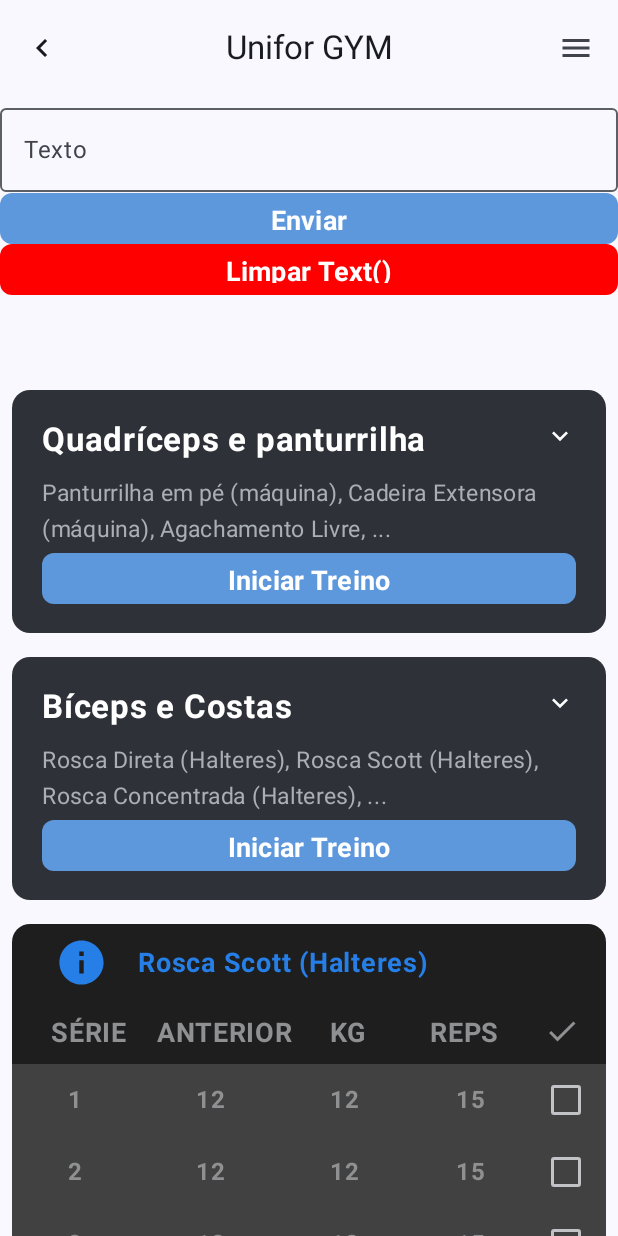
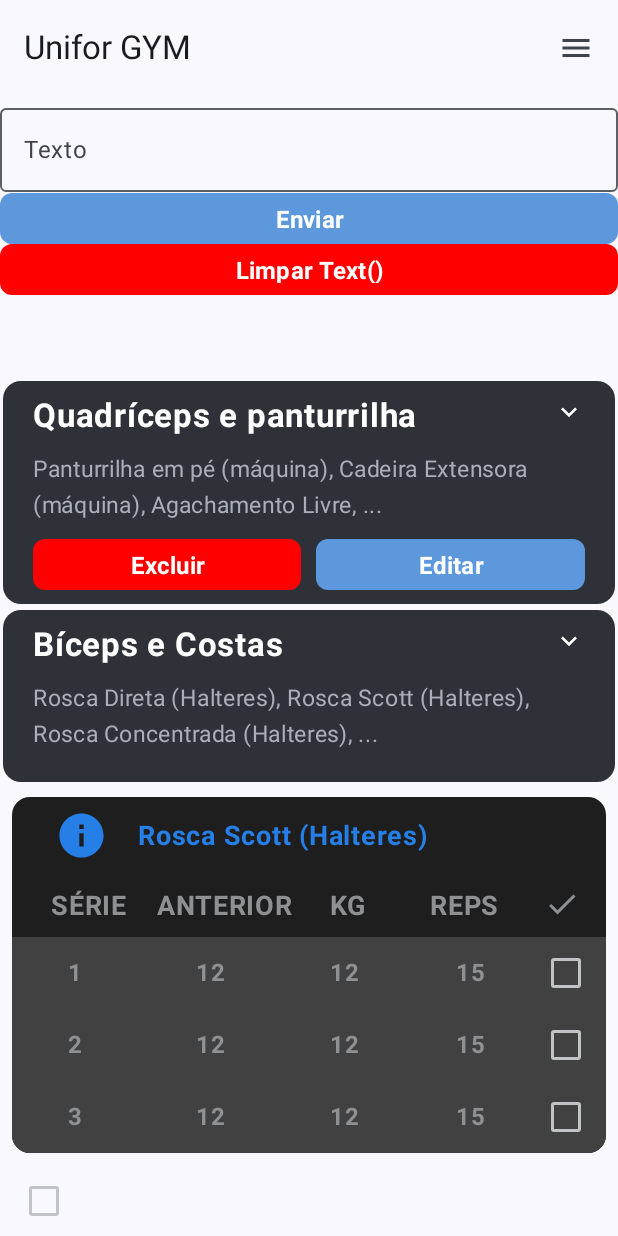
Before and after one commit to ensinho/devMobile-gym, an Android app built with Jetpack Compose: the screen it shows after launch (MainActivity), on a phone screen of 412 x 824 dp. Run offline under Robolectric (Android 15) with nearby library versions, the phone set to English and light mode, and no system bars.

Commit message:
Style: Altera o custombutton e o customcard para que fique adaptavel para o user com permissao

```diff
--- a/app/src/main/java/com/example/devmobile_gym/MainActivity.kt
+++ b/app/src/main/java/com/example/devmobile_gym/MainActivity.kt
@@ -65,7 +65,7 @@ class MainActivity : ComponentActivity() {
                         title = "Unifor GYM",
                         onBackClick = { /* PASSAR A FUNCAO COM A ROTA DA PAG */ },
                         onMenuClick = { /* PASSAR A FUNCAO COM A ROTA DA PAG */ },
-                        needToGoBack = true,
+                        needToGoBack = false,
 
 
                     ) { innerModifier ->
@@ -75,13 +75,13 @@ class MainActivity : ComponentActivity() {
                                 .verticalScroll(scrollState)){
 
                             CustomTextField(label = "Texto", value = text, onValueChange = { text = it })
-                            CustomButton("Enviar", onClick = {
+                            CustomButton(text ="Enviar", onClick = {
                                 if (text.isNotEmpty()) {
                                     displayText = text
                                     text = ""
                                 }
                             })
-                            CustomButton("Limpar Text()", onClick = {
+                            CustomButton(text ="Limpar Text()", onClick = {
                                 displayText = ""
                             }, backgroundColor = Color.Red)
                             Spacer(modifier = Modifier.height(16.dp))
@@ -91,8 +91,9 @@ class MainActivity : ComponentActivity() {
                                 Text("Você digitou: $displayText")
                             }
                             Spacer(modifier = Modifier.height(16.dp))
-                            CustomCard("Quadríceps e panturrilha", listOf("Panturrilha em pé (máquina)", "Cadeira Extensora (máquina)", "Agachamento Livre", "Exercício 4", "Exercício 5", "Exercício 6"), "Iniciar Treino", {})
-                            CustomCard("Bíceps e Costas", listOf("Rosca Direta (Halteres)", "Rosca Scott (Halteres)", "Rosca Concentrada (Halteres)", "Exercício 4", "Exercício 5", "Exercício 6"), "Iniciar Treino", {})
+                            CustomCard(isAdm = true, treino ="Quadríceps e panturrilha", description = listOf("Panturrilha em pé (máquina)", "Cadeira Extensora (máquina)", "Agachamento Livre", "Exercício 4", "Exercício 5", "Exercício 6"), buttonText ="Iniciar Treino", onButtonClick ={})
+                            CustomCard(needButton = false, treino ="Bíceps e Costas", description = listOf("Rosca Direta (Halteres)", "Rosca Scott (Halteres)", "Rosca Concentrada (Halteres)", "Exercício 4", "Exercício 5", "Exercício 6"), buttonText ="Iniciar Treino", onButtonClick ={})
+
 
                             ExerciseCard("Rosca Scott (Halteres)", 3, 12, 15)
                             CustomCheckbox(checked = isChecked, onCheckedChange = { isChecked = it })
--- a/app/src/main/java/com/example/devmobile_gym/ui/theme/components/CustomButton.kt
+++ b/app/src/main/java/com/example/devmobile_gym/ui/theme/components/CustomButton.kt
@@ -2,41 +2,54 @@ package com.example.components.ui.theme.components
 
 import androidx.compose.foundation.layout.fillMaxWidth
 import androidx.compose.foundation.layout.height
+import androidx.compose.foundation.layout.padding
 import androidx.compose.foundation.shape.RoundedCornerShape
 import androidx.compose.material3.*
 import androidx.compose.runtime.Composable
 import androidx.compose.ui.Modifier
 import androidx.compose.ui.graphics.Color
 import androidx.compose.ui.text.font.FontWeight
+import androidx.compose.ui.text.style.TextAlign
 import androidx.compose.ui.tooling.preview.Preview
 import androidx.compose.ui.unit.dp
 import androidx.compose.ui.unit.sp
 
+
+
 @Composable
 fun CustomButton(
+    modifier: Modifier = Modifier,
     text: String,
     onClick: () -> Unit,
-    backgroundColor: Color = Color(0xFF5D98DD)
+    backgroundColor: Color = Color(0xFF5D98DD),
+    fillWidth: Boolean = true
 ) {
-     Button(
+    val buttonModifier = Modifier
+        .height(34.dp)
+        .padding(0.dp)
+        .then(if (fillWidth) Modifier.fillMaxWidth() else modifier)
+
+    Button(
         onClick = onClick,
         colors = ButtonDefaults.buttonColors(containerColor = backgroundColor),
-        shape = RoundedCornerShape(8.dp), // Bordas arredondadas
-        modifier = Modifier.fillMaxWidth().height(34.dp)
+        shape = RoundedCornerShape(8.dp),
+        modifier = buttonModifier
     ) {
         Text(
             text = text,
+            textAlign = TextAlign.Center,
             color = Color.White,
             fontWeight = FontWeight.Bold,
-            fontSize = 18.sp
+            fontSize = 16.sp
         )
     }
 }
 
+
 @Preview(showBackground = true)
 @Composable
 fun PreviewCustomButton() {
-    CustomButton(text = "Registrar", onClick = {
+    CustomButton( text = "Registrar", onClick = {
         // Lógica para o clique do botão
     }) // pode passar qualquer cor depois do onClick
 }
--- a/app/src/main/java/com/example/devmobile_gym/ui/theme/components/CustomCard.kt
+++ b/app/src/main/java/com/example/devmobile_gym/ui/theme/components/CustomCard.kt
@@ -8,6 +8,7 @@ import androidx.compose.material.icons.filled.KeyboardArrowDown
 import androidx.compose.material.icons.filled.KeyboardArrowUp
 import androidx.compose.material3.*
 import androidx.compose.runtime.*
+import androidx.compose.ui.Alignment
 import androidx.compose.ui.Modifier
 import androidx.compose.ui.graphics.Color
 import androidx.compose.ui.text.font.FontWeight
@@ -18,6 +19,7 @@ import com.example.components.ui.theme.components.CustomButton
 
 @Composable
 fun CustomCard(
+    isAdm: Boolean = false,
     treino: String,
     description: List<String>,
     buttonText: String,
@@ -44,12 +46,13 @@ fun CustomCard(
     Card(
         modifier = Modifier
             .fillMaxWidth()
-            .padding(8.dp)
+            .padding(2.dp)
             .animateContentSize(),
         shape = RoundedCornerShape(12.dp),
         colors = CardDefaults.cardColors(containerColor = Color(0xFF2E3238))
     ) {
-        Column (modifier = Modifier.padding(20.dp)) {
+        Column (modifier = Modifier.padding(vertical = 10.dp, horizontal = 20.dp)) {
+
             Row (
                 modifier = Modifier.fillMaxWidth(),
                 horizontalArrangement = Arrangement.SpaceBetween
@@ -78,9 +81,27 @@ fun CustomCard(
                 color = Color(0xFFAAAEB6),
                 fontSize = 15.sp
                 )
-            if (needButton) {
+            Spacer(Modifier.height(10.dp))
+
+            if (needButton && !isAdm) {
                 Spacer(modifier = Modifier.height(3.dp))
-                CustomButton(buttonText, onClick = { onButtonClick() })
+                CustomButton(text = buttonText, onClick = { onButtonClick() })
+            }
+
+            if (isAdm) {
+                Row (
+                    verticalAlignment = Alignment.CenterVertically,
+                    horizontalArrangement = Arrangement.SpaceBetween,
+                    modifier = Modifier.fillMaxWidth()
+                ){
+
+                    CustomButton(modifier = Modifier.weight(1f),"Excluir", onClick = { /* Lógica para excluir */ }, backgroundColor = Color.Red, fillWidth = false)
+                    Spacer(modifier = Modifier.width(10.dp))
+                    CustomButton(modifier = Modifier.weight(1f),"Editar", onClick = { /* Lógica para editar */ }, fillWidth = false)
+
+
+                }
+
             }
 
         }
@@ -90,5 +111,5 @@ fun CustomCard(
 @Preview(showBackground = true)
 @Composable
 private fun PreviewCard() {
-    CustomCard("Treino A", listOf("Panturrilha em pé (máquina)", "Cadeira Extensora (máquina)", "Agachamento Livre", "Exercício 4", "Exercício 5", "Exercício 6"), "Iniciar Treino", {}, false)
+    CustomCard(true,"Treino A", listOf("Panturrilha em pé (máquina)", "Cadeira Extensora (máquina)", "Agachamento Livre", "Exercício 4", "Exercício 5", "Exercício 6"), "Iniciar Treino", {}, false)
 }
```
